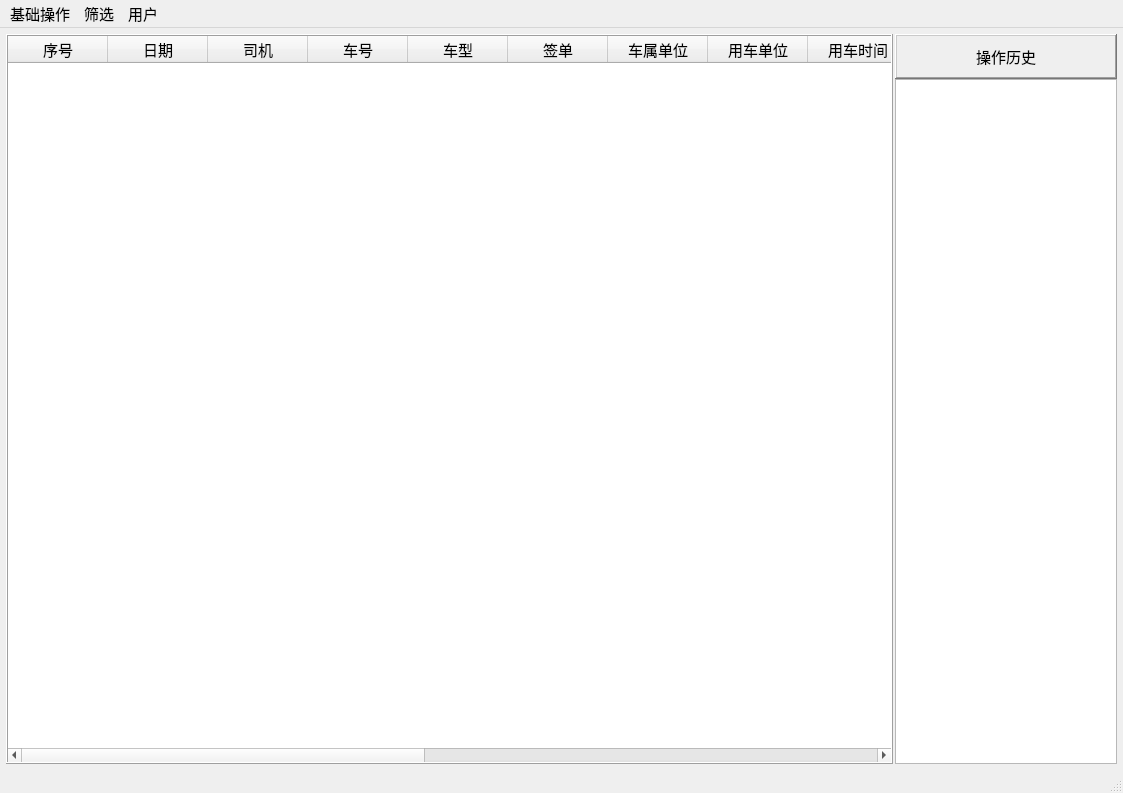
Old version of the form widgets/shared_table_widget/shared_table_widget.ui in the repository cockmake/SharedTable.
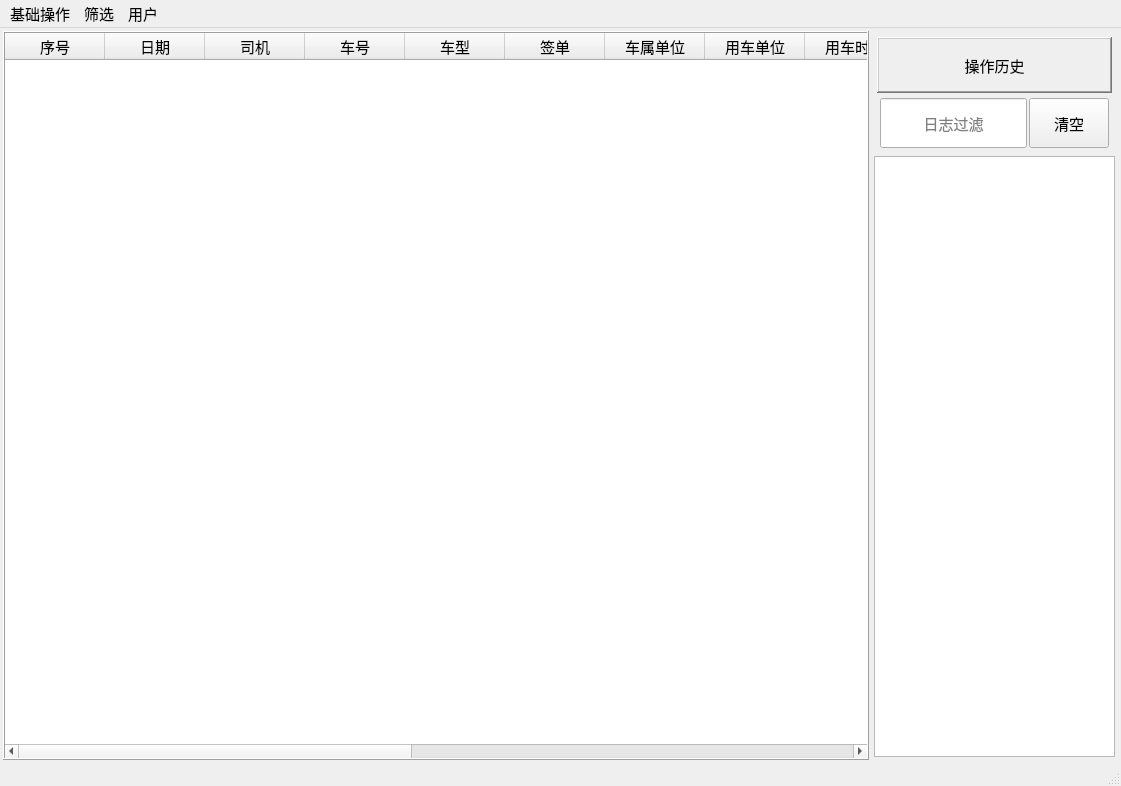
New version of the form. Icons and pictures are not drawn. Custom widgets are drawn as their Qt base class.

Diff of the .ui file:
```diff
--- a/widgets/shared_table_widget/shared_table_widget.ui
+++ b/widgets/shared_table_widget/shared_table_widget.ui
@@ -6,8 +6,8 @@
    <rect>
     <x>0</x>
     <y>0</y>
-    <width>1123</width>
-    <height>793</height>
+    <width>1121</width>
+    <height>786</height>
    </rect>
   </property>
   <property name="font">
@@ -23,24 +23,7 @@
     <normaloff>:/icons/main.ico</normaloff>:/icons/main.ico</iconset>
   </property>
   <widget class="QWidget" name="centralwidget">
-   <layout class="QHBoxLayout" name="horizontalLayout_2">
-    <property name="spacing">
-     <number>2</number>
-    </property>
-    <property name="leftMargin">
-     <number>3</number>
-    </property>
-    <property name="topMargin">
-     <number>3</number>
-    </property>
-    <property name="rightMargin">
-     <number>3</number>
-    </property>
-    <property name="bottomMargin">
-     <number>3</number>
-    </property>
-    <item>
-     <layout class="QHBoxLayout" name="horizontalLayout" stretch="4,1">
+   <layout class="QHBoxLayout" name="horizontalLayout_3" stretch="7,2">
       <property name="spacing">
        <number>2</number>
       </property>
@@ -152,24 +135,47 @@
        </widget>
       </item>
       <item>
-       <layout class="QVBoxLayout" name="verticalLayout" stretch="0,1">
+     <layout class="QVBoxLayout" name="verticalLayout_2" stretch="1,5">
         <property name="spacing">
-         <number>0</number>
+       <number>2</number>
         </property>
         <property name="leftMargin">
-         <number>0</number>
+       <number>3</number>
         </property>
         <property name="topMargin">
-         <number>0</number>
+       <number>3</number>
         </property>
         <property name="rightMargin">
-         <number>0</number>
+       <number>3</number>
         </property>
         <property name="bottomMargin">
-         <number>0</number>
+       <number>3</number>
+      </property>
+      <item>
+       <layout class="QVBoxLayout" name="verticalLayout">
+        <property name="spacing">
+         <number>2</number>
+        </property>
+        <property name="leftMargin">
+         <number>3</number>
+        </property>
+        <property name="topMargin">
+         <number>3</number>
+        </property>
+        <property name="rightMargin">
+         <number>3</number>
+        </property>
+        <property name="bottomMargin">
+         <number>3</number>
         </property>
         <item>
          <widget class="QLabel" name="label">
+          <property name="sizePolicy">
+           <sizepolicy hsizetype="Preferred" vsizetype="Expanding">
+            <horstretch>0</horstretch>
+            <verstretch>0</verstretch>
+           </sizepolicy>
+          </property>
           <property name="minimumSize">
            <size>
             <width>0</width>
@@ -191,6 +197,74 @@
          </widget>
         </item>
         <item>
+         <layout class="QHBoxLayout" name="horizontalLayout_2" stretch="3,1">
+          <property name="spacing">
+           <number>2</number>
+          </property>
+          <property name="leftMargin">
+           <number>3</number>
+          </property>
+          <property name="topMargin">
+           <number>3</number>
+          </property>
+          <property name="rightMargin">
+           <number>3</number>
+          </property>
+          <property name="bottomMargin">
+           <number>3</number>
+          </property>
+          <item>
+           <widget class="QLineEdit" name="log_search_key_line_edit">
+            <property name="sizePolicy">
+             <sizepolicy hsizetype="Expanding" vsizetype="Expanding">
+              <horstretch>0</horstretch>
+              <verstretch>0</verstretch>
+             </sizepolicy>
+            </property>
+            <property name="minimumSize">
+             <size>
+              <width>0</width>
+              <height>45</height>
+             </size>
+            </property>
+            <property name="frame">
+             <bool>true</bool>
+            </property>
+            <property name="alignment">
+             <set>Qt::AlignCenter</set>
+            </property>
+            <property name="dragEnabled">
+             <bool>false</bool>
+            </property>
+            <property name="placeholderText">
+             <string>日志过滤</string>
+            </property>
+           </widget>
+          </item>
+          <item>
+           <widget class="QPushButton" name="clear_log_btn">
+            <property name="sizePolicy">
+             <sizepolicy hsizetype="Preferred" vsizetype="Expanding">
+              <horstretch>0</horstretch>
+              <verstretch>0</verstretch>
+             </sizepolicy>
+            </property>
+            <property name="minimumSize">
+             <size>
+              <width>0</width>
+              <height>45</height>
+             </size>
+            </property>
+            <property name="text">
+             <string>清空</string>
+            </property>
+           </widget>
+          </item>
+         </layout>
+        </item>
+       </layout>
+      </item>
+      <item>
          <widget class="QListWidget" name="logWidget">
           <property name="frameShape">
            <enum>QFrame::StyledPanel</enum>
@@ -213,9 +287,10 @@
           <property name="viewMode">
            <enum>QListView::ListMode</enum>
           </property>
-         </widget>
-        </item>
-       </layout>
+        <property name="sortingEnabled">
+         <bool>false</bool>
+        </property>
+       </widget>
       </item>
      </layout>
     </item>
@@ -226,7 +301,7 @@
     <rect>
      <x>0</x>
      <y>0</y>
-     <width>1123</width>
+     <width>1121</width>
      <height>26</height>
     </rect>
    </property>
```
Left out of the diff: 2 changed lines with no effect on the pictures. Lines whose indentation alone changed are shown as unchanged.
